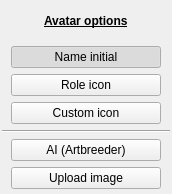
Above: ui/avatar_selectors.ui from zkovari/plotlyst before the change. Below: the same form after it.
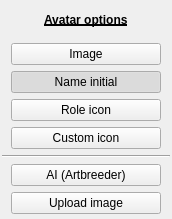
That is the form after the change.

Diff of the .ui file:
```diff
--- a/ui/avatar_selectors.ui
+++ b/ui/avatar_selectors.ui
@@ -7,7 +7,7 @@
     <x>0</x>
     <y>0</y>
     <width>172</width>
-    <height>194</height>
+    <height>219</height>
    </rect>
   </property>
   <property name="sizePolicy">
@@ -64,6 +64,46 @@
      </property>
     </widget>
    </item>
+   <item alignment="Qt::AlignHCenter">
+    <widget class="QPushButton" name="btnImage">
+     <property name="sizePolicy">
+      <sizepolicy hsizetype="Maximum" vsizetype="Fixed">
+       <horstretch>0</horstretch>
+       <verstretch>0</verstretch>
+      </sizepolicy>
+     </property>
+     <property name="minimumSize">
+      <size>
+       <width>150</width>
+       <height>0</height>
+      </size>
+     </property>
+     <property name="maximumSize">
+      <size>
+       <width>150</width>
+       <height>16777215</height>
+      </size>
+     </property>
+     <property name="styleSheet">
+      <string notr="true"/>
+     </property>
+     <property name="text">
+      <string>Image</string>
+     </property>
+     <property name="checkable">
+      <bool>true</bool>
+     </property>
+     <property name="checked">
+      <bool>false</bool>
+     </property>
+     <property name="base" stdset="0">
+      <bool>true</bool>
+     </property>
+     <attribute name="buttonGroup">
+      <string notr="true">btnGroupSelectors</string>
+     </attribute>
+    </widget>
+   </item>
    <item alignment="Qt::AlignHCenter">
     <widget class="QPushButton" name="btnInitial">
      <property name="sizePolicy">
```
Left out of the diff: 8 changed lines with no effect on the pictures.
